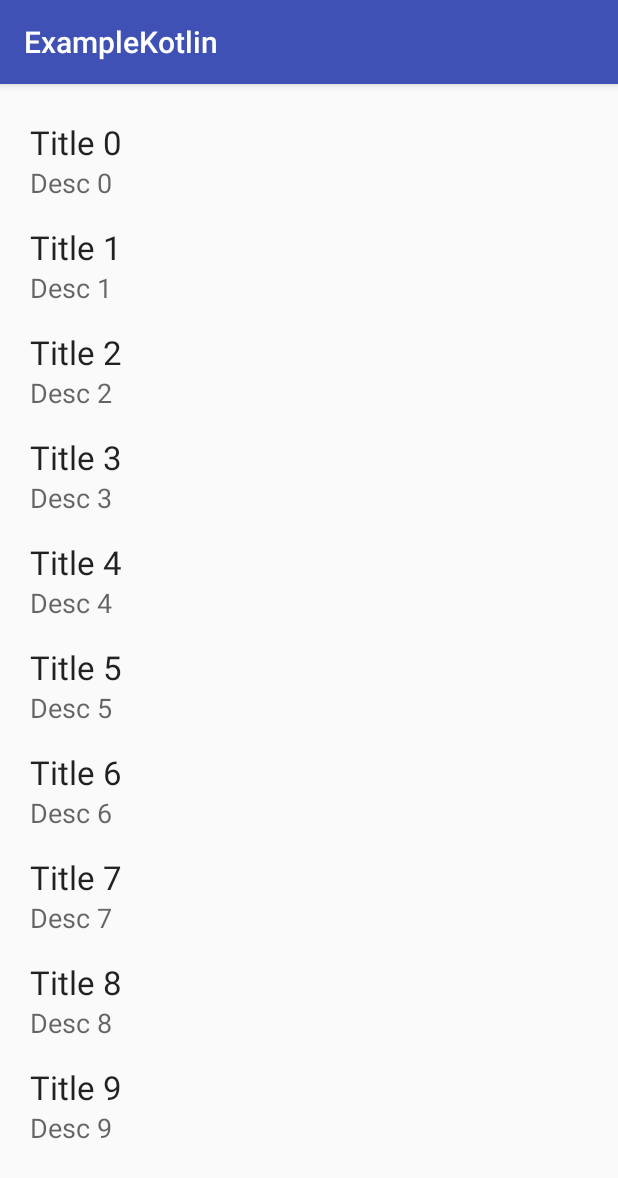
After one commit to proyectox123/CursoDeKotlin, an Android app: the ListActivity screen opened directly, with no data from a screen before it, on a phone screen of 412 x 824 dp. The commit adds this screen. Shown: the top 1178 px of the screen. Run offline under Robolectric (Android 15) with nearby library versions, the phone set to English and light mode, and no system bars.

Commit message:
Java en Kotlin: Implementación de un RecyclerView.

```diff
--- a/Project/app/build.gradle
+++ b/Project/app/build.gradle
@@ -5,11 +5,11 @@ apply plugin: 'kotlin-android'
 apply plugin: 'kotlin-android-extensions'
 
 android {
-    compileSdkVersion 26
+    compileSdkVersion 27
     defaultConfig {
         applicationId "com.example.mho.examplekotlin"
         minSdkVersion 21
-        targetSdkVersion 26
+        targetSdkVersion 27
         versionCode 1
         versionName "1.0"
         testInstrumentationRunner "android.support.test.runner.AndroidJUnitRunner"
@@ -23,11 +23,12 @@ android {
 }
 
 dependencies {
-    implementation fileTree(dir: 'libs', include: ['*.jar'])
-    implementation"org.jetbrains.kotlin:kotlin-stdlib-jre7:$kotlin_version"
-    implementation 'com.android.support:appcompat-v7:26.1.0'
+    implementation fileTree(include: ['*.jar'], dir: 'libs')
+    implementation "org.jetbrains.kotlin:kotlin-stdlib-jre7:$kotlin_version"
+    implementation 'com.android.support:appcompat-v7:27.0.0'
     implementation 'com.android.support.constraint:constraint-layout:1.0.2'
     testImplementation 'junit:junit:4.12'
     androidTestImplementation 'com.android.support.test:runner:1.0.1'
     androidTestImplementation 'com.android.support.test.espresso:espresso-core:3.0.1'
+    implementation 'com.android.support:recyclerview-v7:27.0.0'
 }
--- a/Project/app/src/main/AndroidManifest.xml
+++ b/Project/app/src/main/AndroidManifest.xml
@@ -16,6 +16,7 @@
                 <category android:name="android.intent.category.LAUNCHER" />
             </intent-filter>
         </activity>
+        <activity android:name=".ListActivity"></activity>
     </application>
 
 </manifest>
--- /dev/null
+++ b/Project/app/src/main/java/com/example/mho/examplekotlin/ListActivity.java
@@ -0,0 +1,39 @@
+package com.example.mho.examplekotlin;
+
+import android.os.Bundle;
+import android.support.annotation.Nullable;
+import android.support.v7.app.AppCompatActivity;
+import android.support.v7.widget.LinearLayoutManager;
+import android.support.v7.widget.RecyclerView;
+
+import java.util.ArrayList;
+import java.util.List;
+
+/**
+ * Created by Mauricio Hernández on 09-Nov-17.
+ */
+
+public class ListActivity extends AppCompatActivity {
+
+    @Override
+    protected void onCreate(@Nullable Bundle savedInstanceState) {
+        super.onCreate(savedInstanceState);
+        setContentView(R.layout.activity_list);
+
+        RecyclerView list = (RecyclerView) findViewById(R.id.list);
+
+        LinearLayoutManager linearLayoutManager =
+                new LinearLayoutManager(this, LinearLayoutManager.VERTICAL, false);
+        list.setLayoutManager(linearLayoutManager);
+        list.setAdapter(new ListAdapter(getData()));
+    }
+
+    private List<BasicPOJO> getData(){
+        List<BasicPOJO> basicPOJOList = new ArrayList<>();
+        for(int i=0; i<10; i++){
+            basicPOJOList.add(new BasicPOJO("Title "+i, "Desc "+i));
+        }
+
+        return basicPOJOList;
+    }
+}
--- /dev/null
+++ b/Project/app/src/main/java/com/example/mho/examplekotlin/ListAdapter.java
@@ -0,0 +1,52 @@
+package com.example.mho.examplekotlin;
+
+import android.support.v7.widget.RecyclerView;
+import android.view.LayoutInflater;
+import android.view.View;
+import android.view.ViewGroup;
+import android.widget.TextView;
+
+import java.util.List;
+
+/**
+ * Created by Mauricio Hernández on 09-Nov-17.
+ */
+
+public class ListAdapter extends RecyclerView.Adapter <ListAdapter.ViewHolder>{
+
+    private List<BasicPOJO> basicPOJOList;
+
+    public ListAdapter(List<BasicPOJO> basicPOJOList){
+        this.basicPOJOList = basicPOJOList;
+    }
+
+    @Override
+    public ViewHolder onCreateViewHolder(ViewGroup parent, int viewType) {
+        return new ViewHolder(LayoutInflater.from(parent.getContext()).inflate(R.layout.item_list, parent, false));
+    }
+
+    @Override
+    public void onBindViewHolder(ViewHolder holder, int position) {
+        BasicPOJO basicPOJO = basicPOJOList.get(position);
+        holder.title.setText(basicPOJO.getTitle());
+        holder.desc.setText(basicPOJO.getDesc());
+    }
+
+    @Override
+    public int getItemCount() {
+        return basicPOJOList != null ? basicPOJOList.size() : 0;
+    }
+
+    class ViewHolder extends RecyclerView.ViewHolder {
+
+        TextView title;
+        TextView desc;
+
+        public ViewHolder(View itemView) {
+            super(itemView);
+
+            title = itemView.findViewById(R.id.item_title);
+            desc = itemView.findViewById(R.id.item_desc);
+        }
+    }
+}
--- a/Project/app/src/main/java/com/example/mho/examplekotlin/MainActivity.java
+++ b/Project/app/src/main/java/com/example/mho/examplekotlin/MainActivity.java
@@ -1,5 +1,6 @@
 package com.example.mho.examplekotlin;
 
+import android.content.Intent;
 import android.os.Bundle;
 import android.support.annotation.Nullable;
 import android.support.v7.app.AppCompatActivity;
@@ -34,12 +35,13 @@ public class MainActivity extends AppCompatActivity {
                 boolean isValid = Validations.validatePassword(password);
                 Log.d(TAG, "OnClick: "+isValid);
                 if(isValid){
-                    //TODO
-                }else{
-                    Toast.makeText(MainActivity.this,
-                            "Incorrect password!",
-                            Toast.LENGTH_LONG).show();
+                    startActivity(new Intent(MainActivity.this, ListActivity.class));
+                    return;
                 }
+
+                Toast.makeText(MainActivity.this,
+                        "Incorrect password!",
+                        Toast.LENGTH_LONG).show();
             }
         });
 
--- /dev/null
+++ b/Project/app/src/main/res/layout/activity_list.xml
@@ -0,0 +1,16 @@
+<?xml version="1.0" encoding="utf-8"?>
+<LinearLayout xmlns:android="http://schemas.android.com/apk/res/android"
+    xmlns:app="http://schemas.android.com/apk/res-auto"
+    xmlns:tools="http://schemas.android.com/tools"
+    android:layout_width="match_parent"
+    android:layout_height="match_parent"
+    android:orientation="vertical"
+    android:padding="16dp"
+    tools:context="com.example.mho.examplekotlin.ListActivity">
+
+    <android.support.v7.widget.RecyclerView
+        android:id="@+id/list"
+        android:layout_width="match_parent"
+        android:layout_height="wrap_content" />
+
+</LinearLayout>
--- /dev/null
+++ b/Project/app/src/main/res/layout/item_list.xml
@@ -0,0 +1,26 @@
+<?xml version="1.0" encoding="utf-8"?>
+<LinearLayout xmlns:android="http://schemas.android.com/apk/res/android"
+    xmlns:tools="http://schemas.android.com/tools"
+    android:orientation="vertical"
+    android:layout_width="match_parent"
+    android:layout_height="wrap_content"
+    android:paddingBottom="8dp"
+    android:paddingLeft="4dp"
+    android:paddingRight="4dp"
+    android:paddingTop="8dp">
+
+    <TextView
+        android:id="@+id/item_title"
+        android:layout_width="wrap_content"
+        android:layout_height="wrap_content"
+        android:textAppearance="@style/TextAppearance.AppCompat.Large"
+        tools:text = "Title"/>
+
+    <TextView
+        android:id="@+id/item_desc"
+        android:layout_width="wrap_content"
+        android:layout_height="wrap_content"
+        android:textAppearance="@style/TextAppearance.AppCompat.Medium"
+        tools:text = "Description"/>
+
+</LinearLayout>
```
